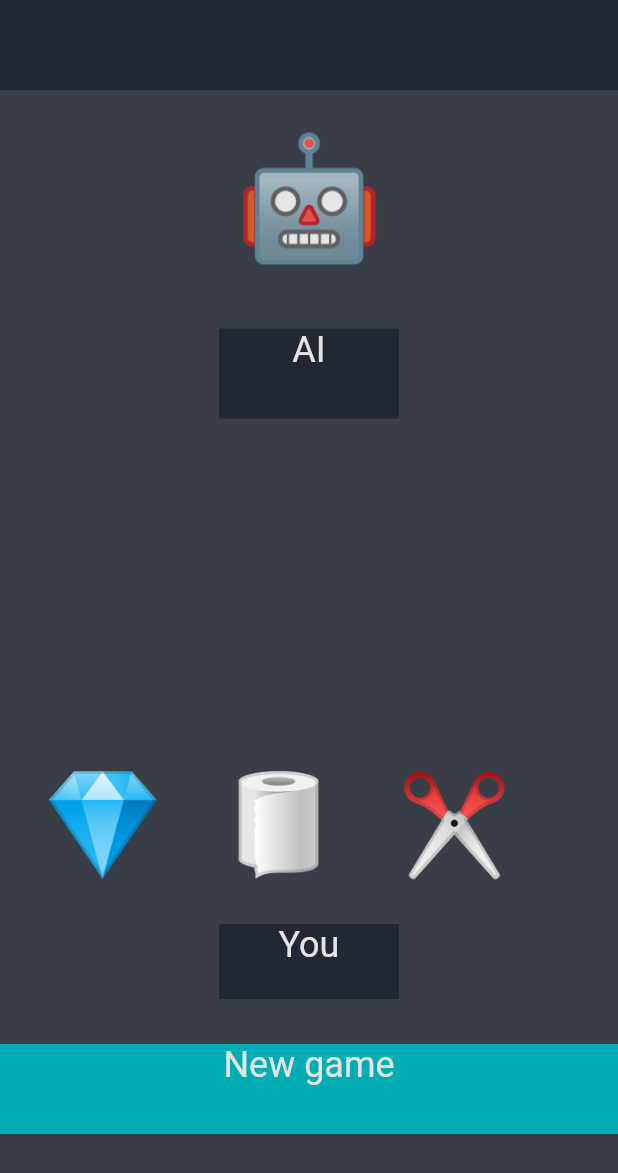
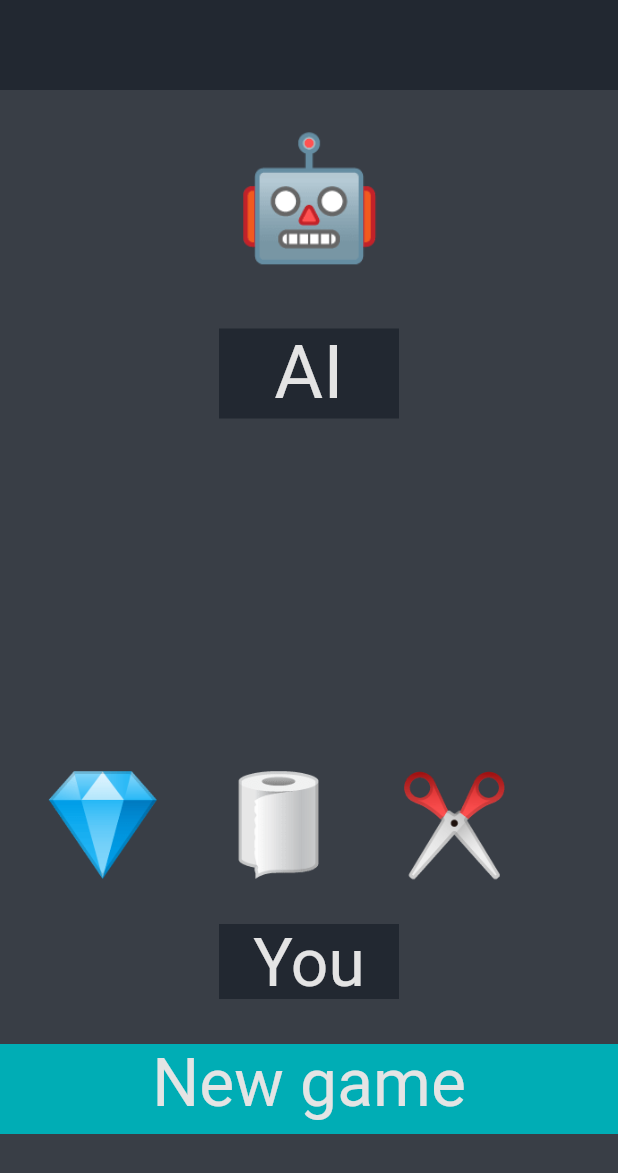
Before and after one commit to rahul-chaudhary/RockPaperAndScissors, a Flutter app: the screen it shows after launch, on a phone screen of 412 x 824 dp. Shown: the top 1173 px of the screen. Run offline on Flutter 3.47's test engine with Material 2 defaults, Android fonts, the phone set to English and light mode, and no system bars; our stand-ins replace fluttertoast, google_fonts.

Commit message:
version2.1 added new fonts

```diff
--- a/lib/colors.dart
+++ b/lib/colors.dart
@@ -1,6 +1,6 @@
 import 'package:flutter/material.dart';
 
-class MyColor {
+class MyColors {
   Color clrBlueGrayDarker = const Color(0xff222831); //clr means color
   Color clrBlueGray = const Color(0xff393E46);
   Color clrTeal = const Color(0xff00ADB5);
--- a/lib/main.dart
+++ b/lib/main.dart
@@ -1,7 +1,8 @@
 import 'dart:math';
-import 'package:flutter/cupertino.dart';
 import 'package:flutter/material.dart';
-import 'package:fluttertoast/fluttertoast.dart';
+import 'package:rps/colors.dart';
+import 'package:rps/toast_message.dart';
+import 'package:google_fonts/google_fonts.dart';
 
 void main() {
   runApp(const MyApp());
@@ -15,6 +16,10 @@ class MyApp extends StatelessWidget {
     return MaterialApp(
       title: 'Flutter Demo',
       theme: ThemeData(
+        textTheme: GoogleFonts.courierPrimeTextTheme(
+          //latoTextTheme
+          Theme.of(context).textTheme,
+        ),
         primarySwatch: Colors.blue,
       ),
       home: const MyHomePage(),
@@ -30,97 +35,83 @@ class MyHomePage extends StatefulWidget {
 }
 
 class _MyHomePageState extends State<MyHomePage> {
-  Color clrBlueGrayDarker = const Color(0xff222831); //clr means color
-  Color clrBlueGray = const Color(0xff393E46);
-  Color clrTeal = const Color(0xff00ADB5);
-  Color clrGreen = const Color(0xff00B57F);
-  Color clrGrey = const Color(0xffe4e4e4);
-  Color clrRedBold = const Color(0xffB50031);
   int selected = 1;
   bool newGame = false;
   var ran = Random();
-  String AITxt = "🤖";
+  String aiTxt = "🤖";
   String gameStatus = " ";
 
   @override
   Widget build(BuildContext context) {
-    Color clrTopBarColor = clrBlueGrayDarker;
-    void showToastMessage(String message) {
-      Fluttertoast.showToast(
-          msg: message, //message to show toast
-          //toastLength: Toast.LENGTH_LONG, //duration for message to show
-          gravity: ToastGravity.TOP, //where you want to show, top, bottom
-          //timeInSecForIosWeb: 1, //for iOS only
-          //backgroundColor: Colors.red, //background Color for message
-          textColor: Colors.white, //message text color
-          fontSize: 16.0 //message font size
-          );
-    }
+    MyColors clr = MyColors(); //MyColors object
+    ToastMessage toastMsg = ToastMessage();
+
+    Color clrTopBarColor = clr.clrBlueGrayDarker;
 
     if (newGame == true) {
       switch (selected) {
         case 1:
-          int AI = ran.nextInt(3) + 1;
-          if (AI == 1) {
-            AITxt = "💎";
+          int ai = ran.nextInt(3) + 1;
+          if (ai == 1) {
+            aiTxt = "💎";
             gameStatus = "It's Draw😐";
-            clrTopBarColor = clrBlueGrayDarker;
-            showToastMessage("AI-> Rock: Draw");
-          } else if (AI == 2) {
+            clrTopBarColor = clr.clrBlueGrayDarker;
+            toastMsg.showToastMessage("AI-> Rock: Draw");
+          } else if (ai == 2) {
             gameStatus = "You lost😭";
-            clrTopBarColor = clrRedBold;
-            AITxt = "🧻";
-            showToastMessage("AI->Paper: You lose");
-          } else if (AI == 3) {
+            clrTopBarColor = clr.clrRedBold;
+            aiTxt = "🧻";
+            toastMsg.showToastMessage("AI->Paper: You lose");
+          } else if (ai == 3) {
             gameStatus = "You won😎";
-            clrTopBarColor = clrGreen;
-            AITxt = "✂️";
-            showToastMessage("AI->Scissors: You win");
+            clrTopBarColor = clr.clrGreen;
+            aiTxt = "✂️";
+            toastMsg.showToastMessage("AI->Scissors: You win");
           }
           break;
 
         case 2:
-          int AI = ran.nextInt(3) + 1;
-          if (AI == 1) {
-            AITxt = "💎";
-            clrTopBarColor = clrGreen;
+          int ai = ran.nextInt(3) + 1;
+          if (ai == 1) {
+            aiTxt = "💎";
+            clrTopBarColor = clr.clrGreen; //green
             gameStatus = "You won😎";
-            showToastMessage("AI->Rock: You win");
-          } else if (AI == 2) {
-            AITxt = "🧻";
-            clrTopBarColor = clrBlueGrayDarker;
+            toastMsg.showToastMessage("AI->Rock: You win");
+          } else if (ai == 2) {
+            aiTxt = "🧻";
+            clrTopBarColor = clr.clrBlueGrayDarker; //draw color
             gameStatus = "It's Draw😐";
-            showToastMessage("AI->Paper: Draw");
-          } else if (AI == 3) {
-            AITxt = "✂️";
-            clrTopBarColor = clrRedBold;
+            toastMsg.showToastMessage("AI->Paper: Draw");
+          } else if (ai == 3) {
+            aiTxt = "✂️";
+            clrTopBarColor = clr.clrRedBold;
             gameStatus = "You lost😭";
-            showToastMessage("AI->Scissors: You lose");
+            toastMsg.showToastMessage("AI->Scissors: You lose");
           }
           break;
         case 3:
-          int AI = ran.nextInt(3) + 1;
-          if (AI == 1) {
-            AITxt = "💎";
+          int ai = ran.nextInt(3) + 1;
+          if (ai == 1) {
+            aiTxt = "💎";
             gameStatus = "You lost😭";
-            clrTopBarColor = clrRedBold;
-            showToastMessage("AI->Rock: You lose");
-          } else if (AI == 2) {
-            AITxt = "🧻";
-            clrTopBarColor = clrGreen;
+            clrTopBarColor = clr.clrRedBold;
+            toastMsg.showToastMessage("AI->Rock: You lose");
+          } else if (ai == 2) {
+            aiTxt = "🧻";
+            clrTopBarColor = clr.clrGreen;
             gameStatus = "You won😎";
-            showToastMessage("AI->Paper: You win");
-          } else if (AI == 3) {
-            AITxt = "✂️";
+            toastMsg.showToastMessage("AI->Paper: You win");
+          } else if (ai == 3) {
+            aiTxt = "✂️";
             gameStatus = "It's Draw😐";
-            clrTopBarColor = clrBlueGrayDarker;
-            showToastMessage("AI->Scissors: Draw");
+            clrTopBarColor = clr.clrBlueGrayDarker;
+            toastMsg.showToastMessage("AI->Scissors: Draw");
           }
           break;
       }
     }
     return Scaffold(
-      backgroundColor: clrBlueGray,
+      backgroundColor: clr.clrBlueGray,
       body: SafeArea(
         child: Column(
           children: [
@@ -131,27 +122,31 @@ class _MyHomePageState extends State<MyHomePage> {
               child: Text(
                 gameStatus,
                 textAlign: TextAlign.center,
-                style: TextStyle(color: clrGrey),
+                style: TextStyle(
+                  fontSize: 44,
+                  color: clr.clrGrey,
+                ),
               ),
             ),
             const SizedBox(height: 25),
             Text(
-              AITxt,
-              style: const TextStyle(
-                fontSize: 80.0,
+              aiTxt,
+              style: GoogleFonts.courierPrime(
+                fontSize: 80,
+                color: clr.clrGrey,
               ),
             ),
-            SizedBox(height: 40),
+            const SizedBox(height: 40),
             Container(
               width: 120,
               height: 60,
-              color: clrBlueGrayDarker,
+              color: clr.clrBlueGrayDarker,
               child: Text(
                 "AI",
                 textAlign: TextAlign.center,
-                style: TextStyle(
-                  fontSize: 24,
-                  color: clrGrey,
+                style: GoogleFonts.courierPrime(
+                  fontSize: 50,
+                  color: clr.clrGrey,
                 ),
               ),
             ),
@@ -203,27 +198,33 @@ class _MyHomePageState extends State<MyHomePage> {
             Container(
               width: 120,
               height: 50,
-              color: clrBlueGrayDarker,
+              color: clr.clrBlueGrayDarker,
               child: Text(
                 "You",
                 textAlign: TextAlign.center,
-                style: TextStyle(
-                  fontSize: 24,
-                  color: clrGrey,
+                style: GoogleFonts.courierPrime(
+                  fontSize: 44,
+                  color: clr.clrGrey,
                 ),
+
+                // TextStyle(
+                //   fontSize: 44,
+                //   fontFamily: ,
+                //   color: clr.clrGrey,
+                // ),
               ),
             ),
             const SizedBox(height: 30),
             Container(
               width: double.infinity,
               height: 60,
-              color: clrTeal,
+              color: clr.clrTeal,
               child: Text(
                 "New game",
                 textAlign: TextAlign.center,
                 style: TextStyle(
-                  fontSize: 24,
-                  color: clrGrey,
+                  fontSize: 44,
+                  color: clr.clrGrey,
                 ),
               ),
             ),
--- a/lib/toast_message.dart
+++ b/lib/toast_message.dart
@@ -0,0 +1,16 @@
+import 'package:flutter/material.dart';
+import 'package:fluttertoast/fluttertoast.dart';
+
+class ToastMessage {
+  void showToastMessage(String message) {
+    Fluttertoast.showToast(
+        msg: message, //message to show toast
+        //toastLength: Toast.LENGTH_LONG, //duration for message to show
+        gravity: ToastGravity.CENTER, //where you want to show, top, bottom
+        //timeInSecForIosWeb: 1, //for iOS only
+        //backgroundColor: Colors.red, //background Color for message
+        textColor: Colors.white, //message text color
+        fontSize: 16.0 //message font size
+        );
+  }
+}
--- a/pubspec.yaml
+++ b/pubspec.yaml
@@ -34,7 +34,7 @@ dependencies:
 
   # The following adds the Cupertino Icons font to your application.
   # Use with the CupertinoIcons class for iOS style icons.
-  cupertino_icons: ^1.0.2
+  google_fonts: ^2.3.0
 
 dev_dependencies:
   flutter_test:
```
Also changed, not shown: pubspec.lock, 1 other file.
